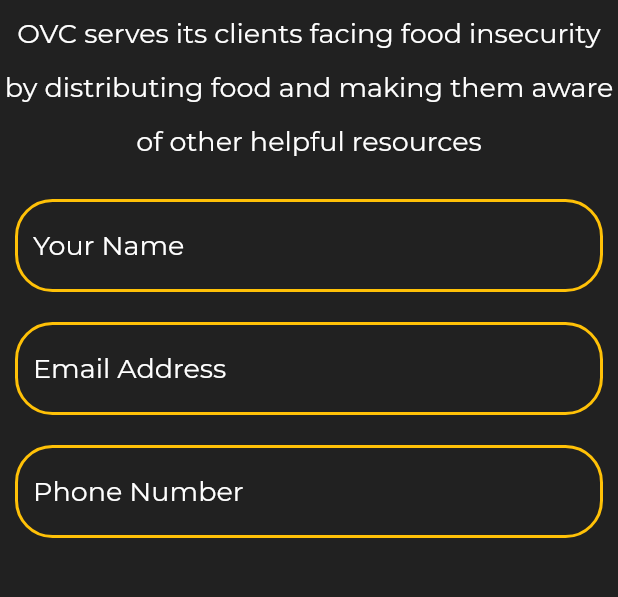
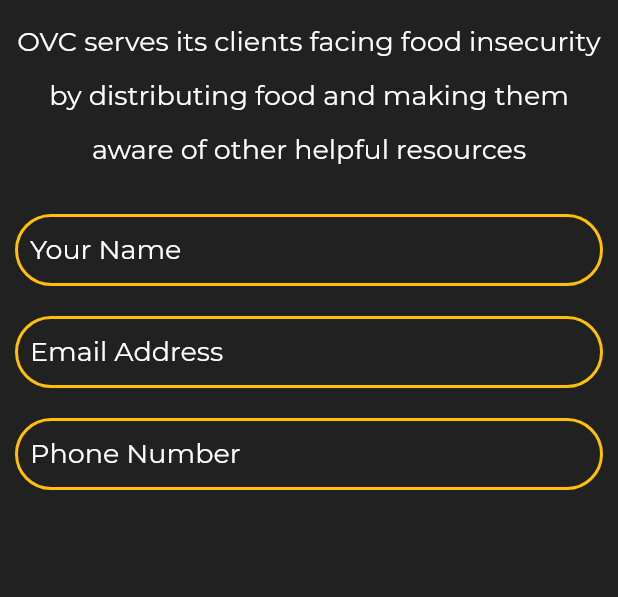
Before and after one commit to Onyxx-Village-Connection/app, a Flutter app: the screen it shows after launch, on a phone screen of 412 x 824 dp, the part 218-815 px from its top. Run offline on Flutter 3.47's test engine with Material 2 defaults, Android fonts, the phone set to English and light mode, and no system bars.

Commit message:
decrease the size of input boxes for client signup

```diff
--- a/lib/client_signup.dart
+++ b/lib/client_signup.dart
@@ -15,14 +15,14 @@
   TextStyle hintTextStyle = TextStyle(fontFamily: 'Montserrat', fontSize: 18.0, color: Colors.white);
 
   OutlineInputBorder focusedField = OutlineInputBorder(
-      borderRadius: BorderRadius.circular(25.0),
+      borderRadius: BorderRadius.circular(32.0),
       borderSide: BorderSide(
         color: Colors.amberAccent,
       ),
   );
 
   OutlineInputBorder enabledField = OutlineInputBorder(
-      borderRadius: BorderRadius.circular(25.0),
+      borderRadius: BorderRadius.circular(32.0),
       borderSide: BorderSide(
         color: Colors.amber,
         width: 2.0,
@@ -37,6 +37,7 @@
         enabledBorder: enabledField,
         hintText: 'Your Name',
         hintStyle: hintTextStyle,
+        contentPadding: EdgeInsets.fromLTRB(10.0, 5.0, 0, 10.0),
       ),
       validator: (String? value){
         if (value == null || value.isEmpty){
@@ -51,6 +52,7 @@
         enabledBorder: enabledField,
         hintText: 'Email Address',
         hintStyle: hintTextStyle,
+        contentPadding: EdgeInsets.fromLTRB(10.0, 5.0, 0, 10.0),
       ),
       validator: (String? value){
         if (value == null || value.isEmpty){
@@ -65,6 +67,7 @@
         enabledBorder: enabledField,
         hintText: 'Phone Number',
         hintStyle: hintTextStyle,
+        contentPadding: EdgeInsets.fromLTRB(10.0, 5.0, 0, 10.0),
       ),
       validator: (String? value){
         if (value == null || value.isEmpty){
@@ -81,7 +84,9 @@
           width: 145,
           scale: 1.5,
         ),
-        Text(
+        Padding(
+            padding: EdgeInsets.all(5.0),
+            child: Text(
               'OVC serves its clients facing food insecurity by distributing food and making them aware of other helpful resources',
               textAlign: TextAlign.center,
               style:
@@ -94,6 +99,7 @@
               overflow: TextOverflow.ellipsis,
               softWrap: true,
               maxLines: 8,
+            ),
         ),
         Form(
             child: Column(
```
Lines whose indentation alone changed are shown as unchanged.
